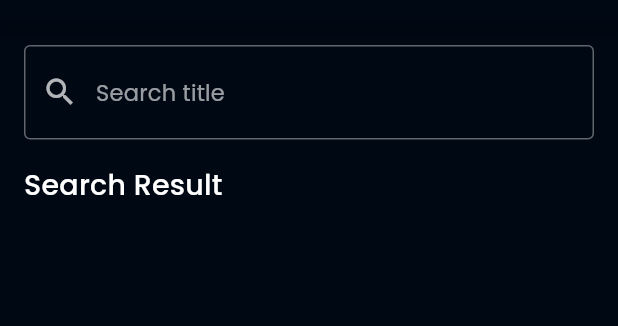
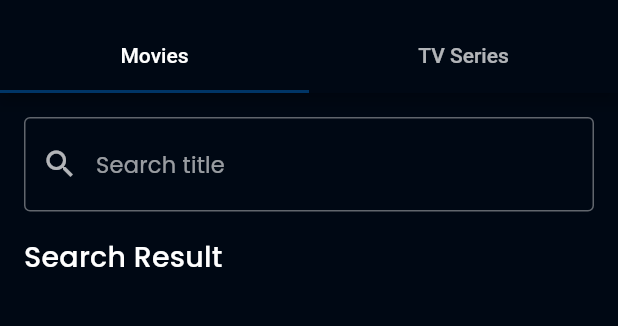
Before and after one commit to aluth313/movie-luthfi, a Flutter app: the SearchPage screen opened by its route, on a phone screen of 412 x 824 dp, the part 63-389 px from its top. Run offline on Flutter 3.47's test engine with Material 2 defaults, Android fonts, the phone set to English and light mode, and no system bars; our stand-ins replace cached_network_image, dartz, equatable, flutter_rating_bar, get_it, google_fonts and 1 more; accounts and stored records are empty; network calls fail.

Commit message:
search series

```diff
--- a/lib/domain/repositories/tv_repository.dart
+++ b/lib/domain/repositories/tv_repository.dart
@@ -13,7 +13,7 @@ abstract class TvRepository {
     int sesionNumber,
   );
   Future<Either<Failure, List<Tv>>> getTvSeriesRecommendations(int id);
-  // Future<Either<Failure, List<Movie>>> searchMovies(String query);
+  Future<Either<Failure, List<Tv>>> searchSeries(String query);
   Future<Either<Failure, String>> saveWatchlist(TvDetail series);
   Future<Either<Failure, String>> removeWatchlist(TvDetail series);
   Future<bool> isAddedToWatchlist(int id);
--- /dev/null
+++ b/lib/domain/usecases/search_tv_series.dart
@@ -0,0 +1,14 @@
+import 'package:dartz/dartz.dart';
+import 'package:ditonton/common/failure.dart';
+import 'package:ditonton/domain/entities/tv.dart';
+import 'package:ditonton/domain/repositories/tv_repository.dart';
+
+class SearchSeries {
+  final TvRepository repository;
+
+  SearchSeries(this.repository);
+
+  Future<Either<Failure, List<Tv>>> execute(String query) {
+    return repository.searchSeries(query);
+  }
+}
--- a/lib/main.dart
+++ b/lib/main.dart
@@ -20,6 +20,7 @@ import 'package:ditonton/presentation/provider/top_rated_movies_notifier.dart';
 import 'package:ditonton/presentation/provider/top_rated_tv_series_notifier.dart';
 import 'package:ditonton/presentation/provider/tv_list_notifier.dart';
 import 'package:ditonton/presentation/provider/tv_series_detail_notifier.dart';
+import 'package:ditonton/presentation/provider/tv_series_search_notifier.dart';
 import 'package:ditonton/presentation/provider/watchlist_movie_notifier.dart';
 import 'package:ditonton/presentation/provider/watchlist_tv_series_notifier.dart';
 import 'package:flutter/cupertino.dart';
@@ -74,6 +75,9 @@ class MyApp extends StatelessWidget {
         ),
         ChangeNotifierProvider(
           create: (_) => di.locator<AiringTodaySeriesNotifier>(),
+        ),
+        ChangeNotifierProvider(
+          create: (_) => di.locator<TvSeriesSearchNotifier>(),
         ),
       ],
       child: MaterialApp(
--- /dev/null
+++ b/lib/presentation/pages/search_movies_page.dart
@@ -0,0 +1,64 @@
+import 'package:ditonton/common/constants.dart';
+import 'package:ditonton/common/state_enum.dart';
+import 'package:ditonton/presentation/provider/movie_search_notifier.dart';
+import 'package:ditonton/presentation/widgets/movie_card_list.dart';
+import 'package:flutter/material.dart';
+import 'package:provider/provider.dart';
+
+class SearchMoviesPage extends StatelessWidget {
+  const SearchMoviesPage({super.key});
+
+  @override
+  Widget build(BuildContext context) {
+    return Padding(
+      padding: const EdgeInsets.all(16.0),
+      child: Column(
+        crossAxisAlignment: CrossAxisAlignment.start,
+        children: [
+          TextField(
+            onSubmitted: (query) {
+              Provider.of<MovieSearchNotifier>(context, listen: false)
+                  .fetchMovieSearch(query);
+            },
+            decoration: InputDecoration(
+              hintText: 'Search title',
+              prefixIcon: Icon(Icons.search),
+              border: OutlineInputBorder(),
+            ),
+            textInputAction: TextInputAction.search,
+          ),
+          SizedBox(height: 16),
+          Text(
+            'Search Result',
+            style: kHeading6,
+          ),
+          Consumer<MovieSearchNotifier>(
+            builder: (context, data, child) {
+              if (data.state == RequestState.Loading) {
+                return Center(
+                  child: CircularProgressIndicator(),
+                );
+              } else if (data.state == RequestState.Loaded) {
+                final result = data.searchResult;
+                return Expanded(
+                  child: ListView.builder(
+                    padding: const EdgeInsets.all(8),
+                    itemBuilder: (context, index) {
+                      final movie = data.searchResult[index];
+                      return MovieCard(movie);
+                    },
+                    itemCount: result.length,
+                  ),
+                );
+              } else {
+                return Expanded(
+                  child: Container(),
+                );
+              }
+            },
+          ),
+        ],
+      ),
+    );
+  }
+}
--- a/lib/presentation/pages/search_page.dart
+++ b/lib/presentation/pages/search_page.dart
@@ -1,5 +1,7 @@
 import 'package:ditonton/common/constants.dart';
 import 'package:ditonton/common/state_enum.dart';
+import 'package:ditonton/presentation/pages/search_tv_series_page.dart';
+import 'package:ditonton/presentation/pages/search_movies_page.dart';
 import 'package:ditonton/presentation/provider/movie_search_notifier.dart';
 import 'package:ditonton/presentation/widgets/movie_card_list.dart';
 import 'package:flutter/material.dart';
@@ -10,60 +12,28 @@ class SearchPage extends StatelessWidget {
 
   @override
   Widget build(BuildContext context) {
-    return Scaffold(
-      appBar: AppBar(
-        title: Text('Search'),
-      ),
-      body: Padding(
-        padding: const EdgeInsets.all(16.0),
-        child: Column(
-          crossAxisAlignment: CrossAxisAlignment.start,
-          children: [
-            TextField(
-              onSubmitted: (query) {
-                Provider.of<MovieSearchNotifier>(context, listen: false)
-                    .fetchMovieSearch(query);
-              },
-              decoration: InputDecoration(
-                hintText: 'Search title',
-                prefixIcon: Icon(Icons.search),
-                border: OutlineInputBorder(),
-              ),
-              textInputAction: TextInputAction.search,
+    return DefaultTabController(
+        length: 2,
+        child: Scaffold(
+          appBar: AppBar(
+            bottom: TabBar(
+              tabs: [
+                Tab(
+                  text: 'Movies',
+                ),
+                Tab(
+                  text: 'TV Series',
+                ),
+              ],
             ),
-            SizedBox(height: 16),
-            Text(
-              'Search Result',
-              style: kHeading6,
-            ),
-            Consumer<MovieSearchNotifier>(
-              builder: (context, data, child) {
-                if (data.state == RequestState.Loading) {
-                  return Center(
-                    child: CircularProgressIndicator(),
-                  );
-                } else if (data.state == RequestState.Loaded) {
-                  final result = data.searchResult;
-                  return Expanded(
-                    child: ListView.builder(
-                      padding: const EdgeInsets.all(8),
-                      itemBuilder: (context, index) {
-                        final movie = data.searchResult[index];
-                        return MovieCard(movie);
-                      },
-                      itemCount: result.length,
-                    ),
-                  );
-                } else {
-                  return Expanded(
-                    child: Container(),
-                  );
-                }
-              },
-            ),
-          ],
-        ),
-      ),
-    );
+            title: Text('Search'),
+          ),
+          body: TabBarView(
+            children: [
+              SearchMoviesPage(),
+              SearchSeriesPage(),
+            ],
+          ),
+        ));
   }
 }
--- /dev/null
+++ b/lib/presentation/provider/tv_series_search_notifier.dart
@@ -0,0 +1,38 @@
+import 'package:ditonton/common/state_enum.dart';
+import 'package:ditonton/domain/entities/tv.dart';
+import 'package:ditonton/domain/usecases/search_tv_series.dart';
+import 'package:flutter/foundation.dart';
+
+class TvSeriesSearchNotifier extends ChangeNotifier {
+  final SearchSeries searchSeries;
+
+  TvSeriesSearchNotifier({required this.searchSeries});
+
+  RequestState _state = RequestState.Empty;
+  RequestState get state => _state;
+
+  List<Tv> _searchResult = [];
+  List<Tv> get searchResult => _searchResult;
+
+  String _message = '';
+  String get message => _message;
+
+  Future<void> fetchSeriesSearch(String query) async {
+    _state = RequestState.Loading;
+    notifyListeners();
+
+    final result = await searchSeries.execute(query);
+    result.fold(
+      (failure) {
+        _message = failure.message;
+        _state = RequestState.Error;
+        notifyListeners();
+      },
+      (data) {
+        _searchResult = data;
+        _state = RequestState.Loaded;
+        notifyListeners();
+      },
+    );
+  }
+}
```
Also changed, not shown: lib/data/datasources/tv_remote_data_source.dart (+11 -11 lines), lib/data/repositories/tv_repository_impl.dart (+11 -11 lines), lib/injection.dart (+8 -0 lines), lib/presentation/pages/search_tv_series_page.dart (added, +66 -0 lines).
